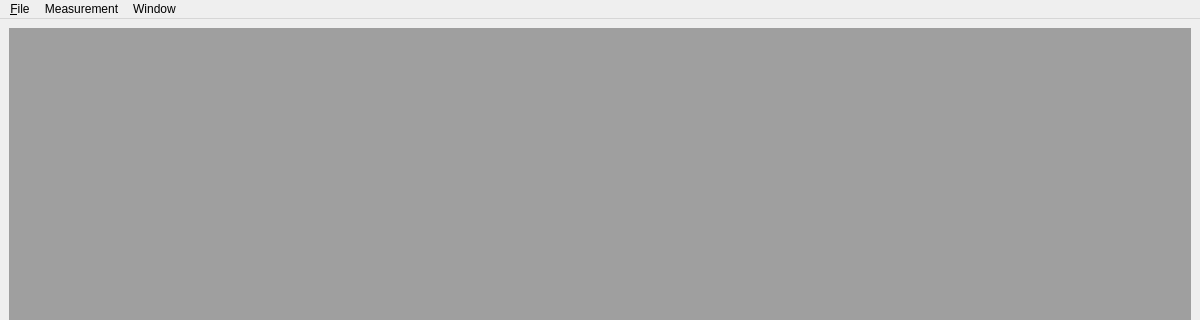
Above: mainwindow.ui from HubertD/cangaroo before the change; both pictures show x 0 to 1200 and y 0 to 320 of the 1200 by 800 pixel window. Below: the same form after it.
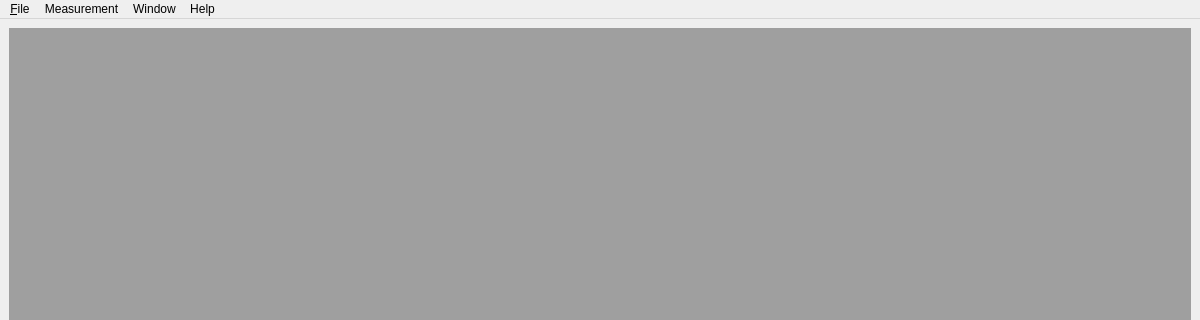
That is the form after the change.

The edit to the form file:
```diff
--- a/mainwindow.ui
+++ b/mainwindow.ui
@@ -64,9 +64,16 @@
     <addaction name="separator"/>
     <addaction name="actionSetup"/>
    </widget>
+   <widget class="QMenu" name="menuHelp">
+    <property name="title">
+     <string>Help</string>
+    </property>
+    <addaction name="actionAbout"/>
+   </widget>
    <addaction name="menuFile"/>
    <addaction name="menuMeasurement"/>
    <addaction name="menuWindow"/>
+   <addaction name="menuHelp"/>
   </widget>
   <widget class="QStatusBar" name="statusbar"/>
   <action name="action_Quit">
```
Left out of the diff: 5 changed lines with no effect on the pictures.
